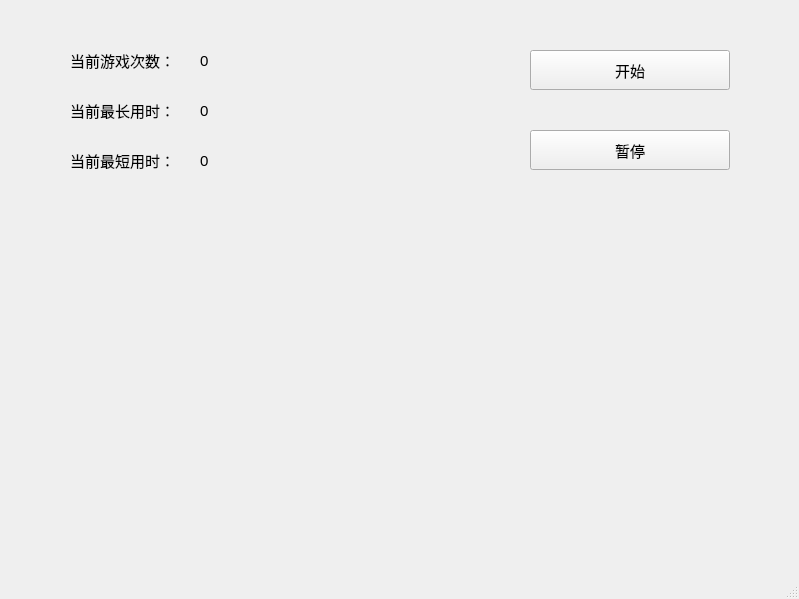
The window that res/antcrawl.ui (homanw104/ant-crawl-python) describes before a commit, drawn with Qt 5.
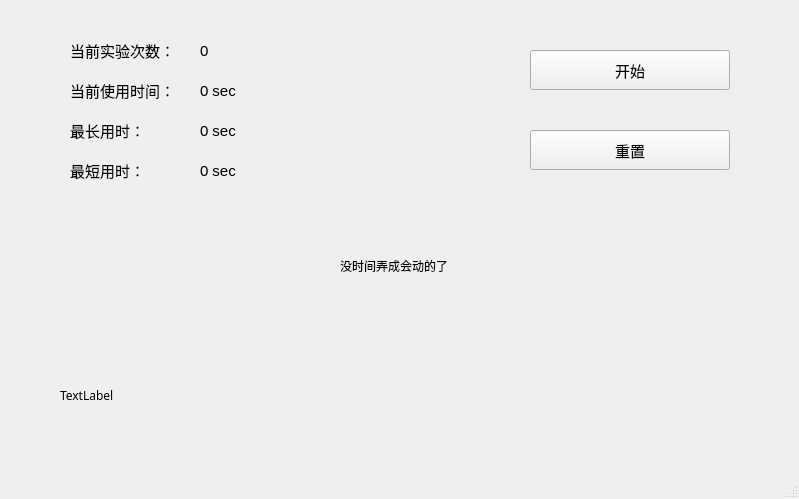
The same window after the commit. Icons and pictures are not drawn.

Patch:
```diff
--- a/res/antcrawl.ui
+++ b/res/antcrawl.ui
@@ -7,19 +7,19 @@
     <x>0</x>
     <y>0</y>
     <width>799</width>
-    <height>599</height>
+    <height>499</height>
    </rect>
   </property>
   <property name="minimumSize">
    <size>
     <width>799</width>
-    <height>599</height>
+    <height>499</height>
    </size>
   </property>
   <property name="maximumSize">
    <size>
     <width>799</width>
-    <height>599</height>
+    <height>499</height>
    </size>
   </property>
   <property name="windowTitle">
@@ -49,7 +49,7 @@
     <property name="geometry">
      <rect>
       <x>70</x>
-      <y>50</y>
+      <y>40</y>
       <width>121</width>
       <height>21</height>
      </rect>
@@ -61,14 +61,14 @@
      </font>
     </property>
     <property name="text">
-     <string>当前游戏次数：</string>
+     <string>当前实验次数：</string>
     </property>
    </widget>
    <widget class="QLabel" name="label_max">
     <property name="geometry">
      <rect>
       <x>70</x>
-      <y>100</y>
+      <y>120</y>
       <width>121</width>
       <height>21</height>
      </rect>
@@ -80,14 +80,14 @@
      </font>
     </property>
     <property name="text">
-     <string>当前最长用时：</string>
+     <string>最长用时：</string>
     </property>
    </widget>
    <widget class="QLabel" name="label_min">
     <property name="geometry">
      <rect>
       <x>70</x>
-      <y>150</y>
+      <y>160</y>
       <width>121</width>
       <height>21</height>
      </rect>
@@ -99,7 +99,7 @@
      </font>
     </property>
     <property name="text">
-     <string>当前最短用时：</string>
+     <string>最短用时：</string>
     </property>
    </widget>
    <widget class="QPushButton" name="button_pause">
@@ -118,14 +118,14 @@
      </font>
     </property>
     <property name="text">
-     <string>暂停</string>
+     <string>重置</string>
     </property>
    </widget>
    <widget class="QLabel" name="img_ant_1">
     <property name="geometry">
      <rect>
       <x>140</x>
-      <y>320</y>
+      <y>230</y>
       <width>81</width>
       <height>81</height>
      </rect>
@@ -144,7 +144,7 @@
     <property name="geometry">
      <rect>
       <x>60</x>
-      <y>400</y>
+      <y>310</y>
       <width>681</width>
       <height>41</height>
      </rect>
@@ -163,7 +163,7 @@
     <property name="geometry">
      <rect>
       <x>250</x>
-      <y>320</y>
+      <y>230</y>
       <width>81</width>
       <height>81</height>
      </rect>
@@ -182,7 +182,7 @@
     <property name="geometry">
      <rect>
       <x>360</x>
-      <y>320</y>
+      <y>230</y>
       <width>81</width>
       <height>81</height>
      </rect>
@@ -201,7 +201,7 @@
     <property name="geometry">
      <rect>
       <x>470</x>
-      <y>320</y>
+      <y>230</y>
       <width>81</width>
       <height>81</height>
      </rect>
@@ -220,7 +220,7 @@
     <property name="geometry">
      <rect>
       <x>580</x>
-      <y>320</y>
+      <y>230</y>
       <width>81</width>
       <height>81</height>
      </rect>
@@ -239,7 +239,7 @@
     <property name="geometry">
      <rect>
       <x>200</x>
-      <y>50</y>
+      <y>40</y>
       <width>121</width>
       <height>21</height>
      </rect>
@@ -258,7 +258,7 @@
     <property name="geometry">
      <rect>
       <x>200</x>
-      <y>100</y>
+      <y>120</y>
       <width>121</width>
       <height>21</height>
      </rect>
@@ -270,14 +270,14 @@
      </font>
     </property>
     <property name="text">
-     <string>0</string>
+     <string>0 sec</string>
     </property>
    </widget>
    <widget class="QLabel" name="label_min_num">
     <property name="geometry">
      <rect>
       <x>200</x>
-      <y>150</y>
+      <y>160</y>
       <width>121</width>
       <height>21</height>
      </rect>
@@ -289,7 +289,77 @@
      </font>
     </property>
     <property name="text">
-     <string>0</string>
+     <string>0 sec</string>
+    </property>
+   </widget>
+   <widget class="QLabel" name="info">
+    <property name="geometry">
+     <rect>
+      <x>340</x>
+      <y>250</y>
+      <width>121</width>
+      <height>31</height>
+     </rect>
+    </property>
+    <property name="text">
+     <string>没时间弄成会动的了</string>
+    </property>
+   </widget>
+   <widget class="QLabel" name="label_time">
+    <property name="geometry">
+     <rect>
+      <x>70</x>
+      <y>80</y>
+      <width>121</width>
+      <height>21</height>
+     </rect>
+    </property>
+    <property name="font">
+     <font>
+      <family>Microsoft YaHei UI</family>
+      <pointsize>11</pointsize>
+     </font>
+    </property>
+    <property name="text">
+     <string>当前使用时间：</string>
+    </property>
+   </widget>
+   <widget class="QLabel" name="label_time_num">
+    <property name="geometry">
+     <rect>
+      <x>200</x>
+      <y>80</y>
+      <width>121</width>
+      <height>21</height>
+     </rect>
+    </property>
+    <property name="font">
+     <font>
+      <family>Microsoft YaHei UI</family>
+      <pointsize>11</pointsize>
+     </font>
+    </property>
+    <property name="text">
+     <string>0 sec</string>
+    </property>
+   </widget>
+   <widget class="QLabel" name="label_output">
+    <property name="geometry">
+     <rect>
+      <x>60</x>
+      <y>380</y>
+      <width>681</width>
+      <height>31</height>
+     </rect>
+    </property>
+    <property name="font">
+     <font>
+      <family>JetBrains Mono</family>
+      <pointsize>9</pointsize>
+     </font>
+    </property>
+    <property name="text">
+     <string>TextLabel</string>
     </property>
    </widget>
   </widget>
```
Left out of the diff: 2 changed lines with no effect on the pictures.
